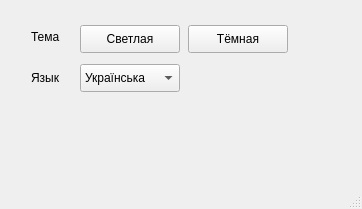
DmitryKopcheny/Kursach, file prototype/settings.ui: the form before one commit.
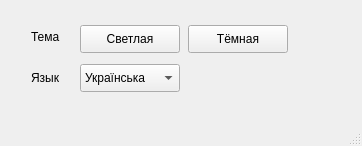
The form after the commit. Icons and pictures are not drawn.

```diff
--- a/prototype/settings.ui
+++ b/prototype/settings.ui
@@ -7,19 +7,19 @@
     <x>0</x>
     <y>0</y>
     <width>362</width>
-    <height>209</height>
+    <height>146</height>
    </rect>
   </property>
   <property name="minimumSize">
    <size>
     <width>362</width>
-    <height>209</height>
+    <height>146</height>
    </size>
   </property>
   <property name="maximumSize">
    <size>
     <width>362</width>
-    <height>209</height>
+    <height>146</height>
    </size>
   </property>
   <property name="windowTitle">
```
